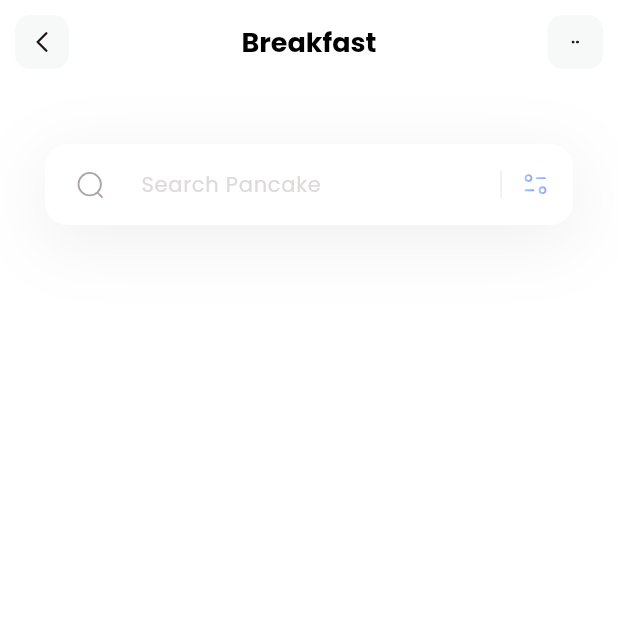
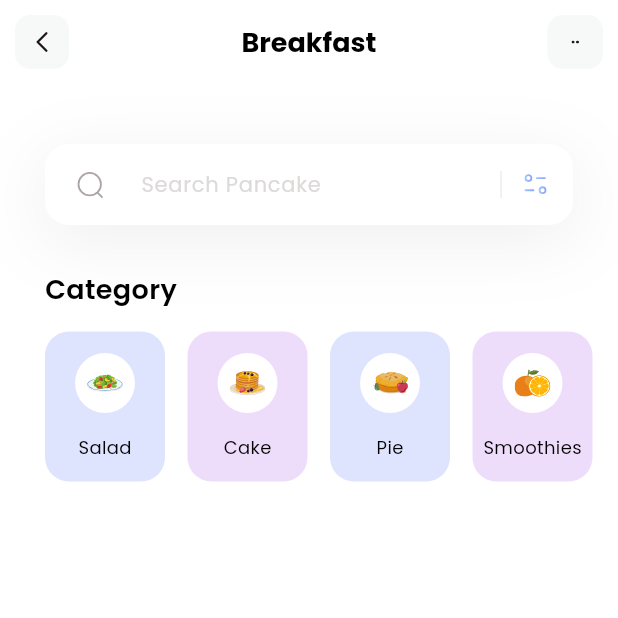
Before and after one commit to mjsanchezc/fitness, a Flutter app: the screen it shows after launch, on a phone screen of 412 x 824 dp, the top half of it. Run offline on Flutter 3.47's test engine with Material 3 defaults, Android fonts, the phone set to English and light mode, and no system bars; our stand-ins replace flutter_svg.

Commit message:
Added categories section

```diff
--- a/lib/main.dart
+++ b/lib/main.dart
@@ -14,7 +14,7 @@ class MyApp extends StatelessWidget {
     return MaterialApp(
       debugShowCheckedModeBanner: false,
       theme: ThemeData(fontFamily: 'Poppins'),
-      home: const HomePage(),
+      home: HomePage(),
     );
   }
 }
--- /dev/null
+++ b/lib/models/category_model.dart
@@ -0,0 +1,51 @@
+import 'package:flutter/material.dart';
+
+class CategoryModel {
+  String name;
+  String iconPath;
+  Color boxColor;
+
+  CategoryModel({
+    required this.name,
+    required this.iconPath,
+    required this.boxColor
+  });
+
+  static List<CategoryModel> getCategories() {
+    List<CategoryModel> categories = [];
+
+    categories.add(
+      CategoryModel(
+        name: 'Salad',
+        iconPath: 'assets/icons/plate.svg',
+        boxColor: Color(0xff92A3FD)
+      )
+    );
+
+    categories.add(
+      CategoryModel(
+        name: 'Cake',
+        iconPath: 'assets/icons/pancakes.svg',
+        boxColor: Color(0xffC58BF2)
+      )
+    );
+
+    categories.add(
+      CategoryModel(
+        name: 'Pie',
+        iconPath: 'assets/icons/pie.svg',
+        boxColor: Color(0xff92A3FD)
+      )
+    );
+
+    categories.add(
+      CategoryModel(
+        name: 'Smoothies',
+        iconPath: 'assets/icons/orange-snacks.svg',
+        boxColor: Color(0xffC58BF2)
+      )
+    );
+
+    return categories;
+  }
+}
--- a/lib/pages/home.dart
+++ b/lib/pages/home.dart
@@ -1,21 +1,110 @@
+import 'package:fitness/models/category_model.dart';
 import 'package:flutter/material.dart';
 import 'package:flutter_svg/flutter_svg.dart';
 
-class HomePage extends StatelessWidget {
-  const HomePage({super.key});
+class HomePage extends StatefulWidget {
+  HomePage({super.key});
+
+  @override
+  State<HomePage> createState() => _HomePageState();
+}
+
+class _HomePageState extends State<HomePage> {
+  List<CategoryModel> categories = [];
+
+  void _getCategories() {
+    categories = CategoryModel.getCategories();
+  }
+
+  @override
+  void initState() {
+    _getCategories();
+  }
 
   @override
   Widget build(BuildContext context) {
+    _getCategories();
     return Scaffold(
       appBar: appBar(),
-      backgroundColor: const Color.fromRGBO(255, 255, 255, 1),
+      backgroundColor: Colors.white,
       body: Column(
-        crossAxisAlignment: CrossAxisAlignment.start,
         children: [
           _searchField(),
+          SizedBox(
+            height: 30,
+          ),
+          _categoriesMethod()
         ],
       ),
     );
+  }
+
+  Column _categoriesMethod() {
+    return Column(
+          crossAxisAlignment: CrossAxisAlignment.start,
+          children: [
+            Padding(
+              padding: const EdgeInsets.only(left: 30),
+              child: Text(
+                'Category',
+                style: TextStyle(
+                  color: Colors.black,
+                  fontSize: 18,
+                  fontWeight: FontWeight.w600
+                ),
+              ),
+            ),
+            SizedBox(
+              height: 15,
+            ),
+            SizedBox(
+              height: 100,
+              child: ListView.separated(
+                itemCount: categories.length,
+                scrollDirection: Axis.horizontal,
+                padding: EdgeInsets.only(
+                  left: 30,
+                  right: 30
+                ),
+                separatorBuilder: (context, index) => SizedBox(width: 15,),
+                itemBuilder: (context, index) {
+                  return Container(
+                    width: 80,
+                    decoration: BoxDecoration(
+                      color: categories[index].boxColor.withValues(alpha: 0.3),
+                      borderRadius: BorderRadius.circular(16)
+                    ),
+                    child: Column(
+                      mainAxisAlignment: MainAxisAlignment.spaceEvenly,
+                      children: [
+                        Container(
+                          width: 40,
+                          height: 40,
+                          decoration: BoxDecoration(
+                            color: Colors.white,
+                            shape: BoxShape.circle
+                          ),
+                          child: Padding(
+                            padding: const EdgeInsets.all(8.0),
+                            child: SvgPicture.asset(categories[index].iconPath),
+                          ),
+                        ),
+                        Text(
+                          categories[index].name,
+                          style: TextStyle(
+                            fontWeight: FontWeight.w400,
+                            color: Colors.black,
+                            fontSize: 12
+                          ),
+                        )
+                      ],
+                    ),
+                  );
+                },
+              ),
+            )
+          ],
+        );
   }
 
   Container _searchField() {
@@ -66,7 +155,7 @@ class HomePage extends StatelessWidget {
                 ),
               ),
               border: OutlineInputBorder(
-                borderRadius: BorderRadius.circular(15),
+                borderRadius: BorderRadius.circular(16),
                 borderSide: BorderSide.none
               )
             ),
```
